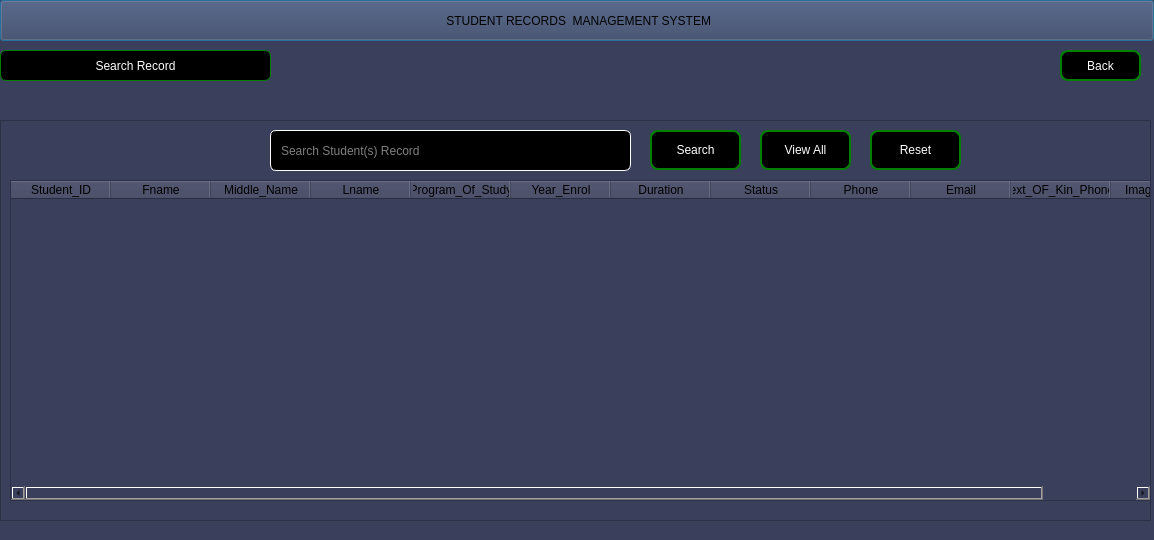
Qt form datasetstudents.ui (Rabsoninnora/SmartRecordLBTC) before a commit.
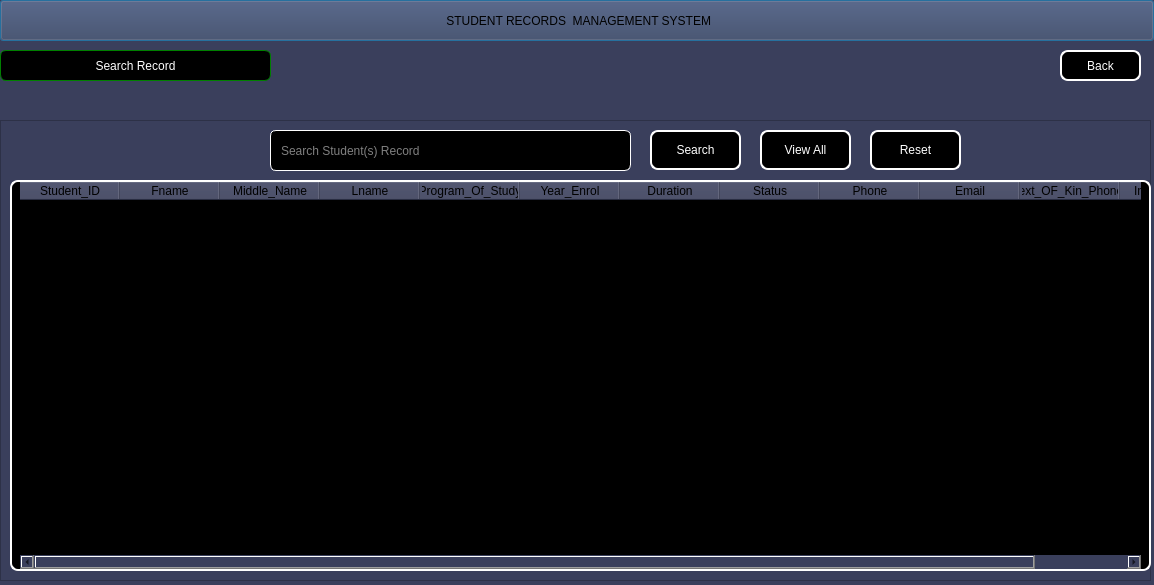
The same form after that commit. Icons and pictures are not drawn.

What changed in the file:
```diff
--- a/datasetstudents.ui
+++ b/datasetstudents.ui
@@ -7,7 +7,7 @@
     <x>0</x>
     <y>0</y>
     <width>1154</width>
-    <height>540</height>
+    <height>585</height>
    </rect>
   </property>
   <property name="windowTitle">
@@ -70,7 +70,7 @@
     <string notr="true">    
 QPushButton{
                     color: rgb(255, 255, 255);
-                    border:2px solid green;
+                    border:2px solid white;
                     border-radius: 8px;
                     padding: 0 8px;
                     background-color: rgb(255, 267, 245);
@@ -94,7 +94,7 @@
      <x>0</x>
      <y>120</y>
      <width>1151</width>
-     <height>401</height>
+     <height>461</height>
     </rect>
    </property>
    <property name="styleSheet">
@@ -123,7 +123,7 @@
      <string notr="true">   
 QPushButton{
                     color: rgb(255, 255, 255);
-                    border:2px solid green;
+                    border:2px solid white;
                     border-radius: 8px;
                     padding: 0 8px;
                     background-color: rgb(255, 267, 245);
@@ -154,7 +154,7 @@
      <string notr="true">   
 QPushButton{
                     color: rgb(255, 255, 255);
-                    border:2px solid green;
+                    border:2px solid white;
                     border-radius: 8px;
                     padding: 0 8px;
                     background-color: rgb(255, 267, 245);
@@ -206,9 +206,24 @@
       <x>10</x>
       <y>60</y>
       <width>1141</width>
-      <height>321</height>
+      <height>391</height>
      </rect>
     </property>
+    <property name="styleSheet">
+     <string notr="true">   
+QTableWidget{
+                    color: rgb(255, 255, 255);
+                    border:2px solid white;
+                    border-radius: 8px;
+                    padding: 0 8px;
+                    background-color: rgb(255, 267, 245);
+                    font: 500 11pt ;
+                   
+
+}
+
+ </string>
+    </property>
     <column>
      <property name="text">
       <string>Student_ID</string>
@@ -283,7 +298,7 @@
      <string notr="true">   
 QPushButton{
                     color: rgb(255, 255, 255);
-                    border:2px solid green;
+                    border:2px solid white;
                     border-radius: 8px;
                     padding: 0 8px;
                     background-color: rgb(255, 267, 245);
```
